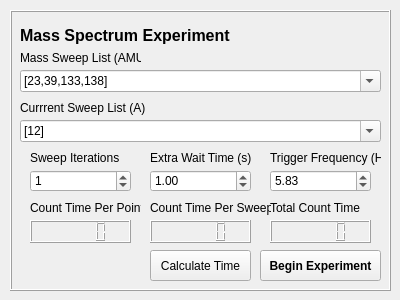
Above: lib/clients/gui/MassSpecExperiment_gui.ui from barium-project/barium before the change. Below: the same form after it.
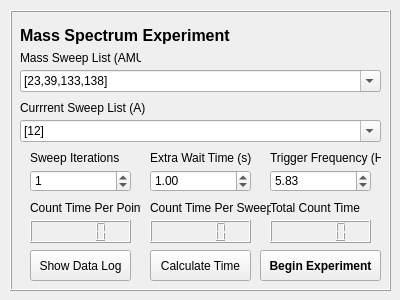
That is the form after the change.

Commit message: Improved MassSpecExperiment_client

The edit to the form file:
```diff
--- a/lib/clients/gui/MassSpecExperiment_gui.ui
+++ b/lib/clients/gui/MassSpecExperiment_gui.ui
@@ -343,6 +343,19 @@
      <string>Currrent Sweep List (A)</string>
     </property>
    </widget>
+   <widget class="QPushButton" name="ms_show_data_log_button">
+    <property name="geometry">
+     <rect>
+      <x>20</x>
+      <y>240</y>
+      <width>101</width>
+      <height>31</height>
+     </rect>
+    </property>
+    <property name="text">
+     <string>Show Data Log</string>
+    </property>
+   </widget>
   </widget>
  </widget>
  <resources/>
```
The commit also changes 27 other files.
